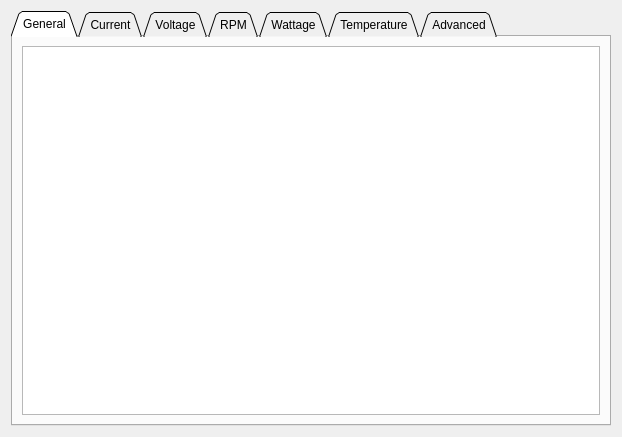
Old version of the form pages/pagemotor.ui in the repository vedderb/vesc_tool.
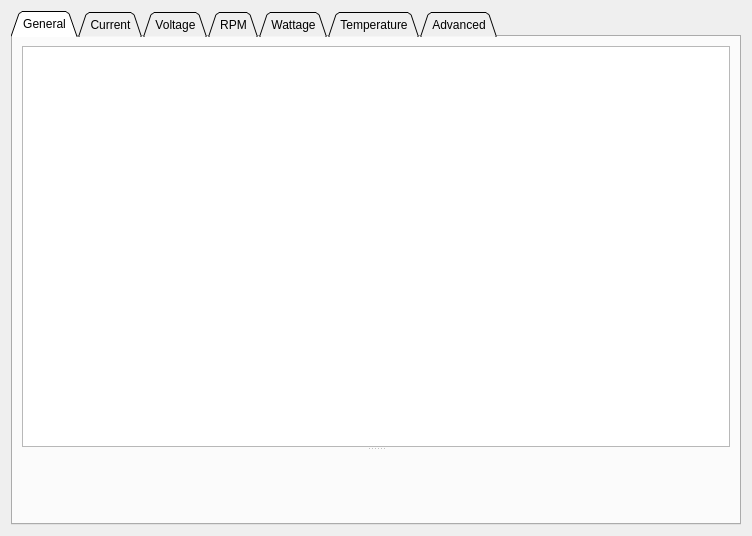
New version of the form. Custom widgets are drawn as their Qt base class.

Diff of the .ui file:
```diff
--- a/pages/pagemotor.ui
+++ b/pages/pagemotor.ui
@@ -6,8 +6,8 @@
    <rect>
     <x>0</x>
     <y>0</y>
-    <width>622</width>
-    <height>437</height>
+    <width>752</width>
+    <height>536</height>
    </rect>
   </property>
   <property name="windowTitle">
@@ -28,7 +28,13 @@
       </attribute>
       <layout class="QVBoxLayout" name="verticalLayout_2">
        <item>
-        <widget class="ParamTable" name="motorTab"/>
+        <widget class="QSplitter" name="splitter">
+         <property name="orientation">
+          <enum>Qt::Vertical</enum>
+         </property>
+         <widget class="ParamTable" name="motorTab"/>
+         <widget class="DirSetup" name="dirSetup" native="true"/>
+        </widget>
        </item>
       </layout>
      </widget>
@@ -111,6 +117,12 @@
    <header>widgets/batterycalculator.h</header>
    <container>1</container>
   </customwidget>
+  <customwidget>
+   <class>DirSetup</class>
+   <extends>QWidget</extends>
+   <header>widgets/dirsetup.h</header>
+   <container>1</container>
+  </customwidget>
  </customwidgets>
  <resources/>
  <connections/>
```
